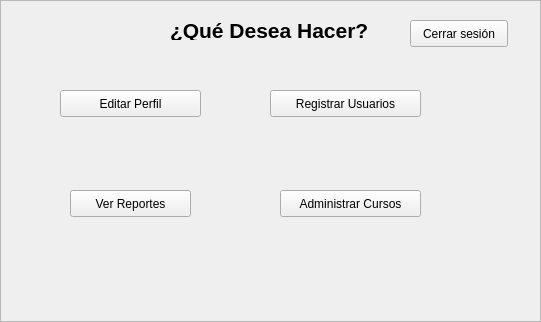
Old version of the form SICIER-SUR-Cliente/IGU/Widgets/XML-IGU/OpcionesAdm-IGU.ui in the repository crisefd/SICIER-SUR.
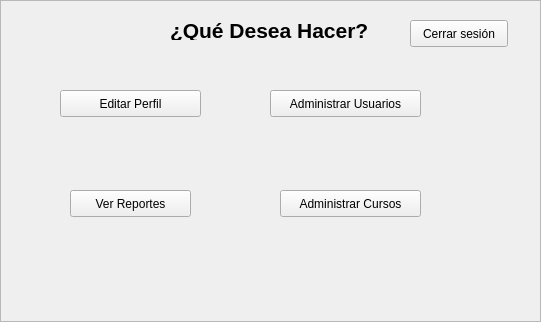
New version of the form.

Commit message: Nueva ventana para registrar usuarios

Diff of the .ui file:
```diff
--- a/SICIER-SUR-Cliente/IGU/Widgets/XML-IGU/OpcionesAdm-IGU.ui
+++ b/SICIER-SUR-Cliente/IGU/Widgets/XML-IGU/OpcionesAdm-IGU.ui
@@ -75,7 +75,7 @@
     </rect>
    </property>
    <property name="text">
-    <string>Registrar Usuarios</string>
+    <string>Administrar Usuarios</string>
    </property>
   </widget>
   <widget class="QPushButton" name="pushButton_4">
```
Left out of the diff: 14 changed lines with no effect on the pictures. The commit also changes 3 other files.
